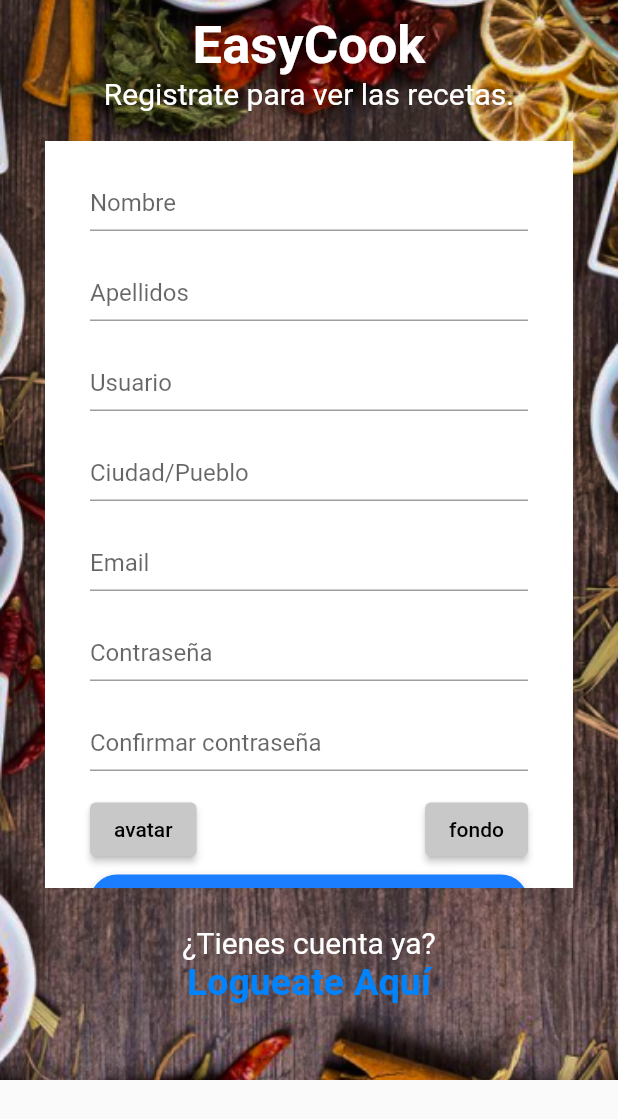
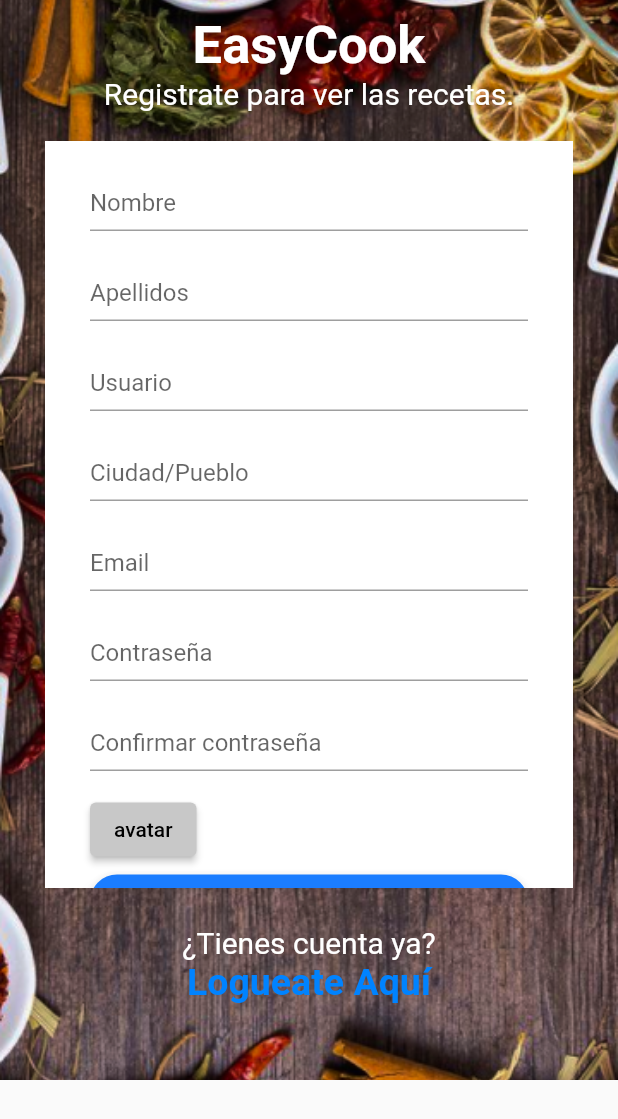
Before and after one commit to Ironwilly/ProyectoFinal, a Flutter app: the screen it shows after launch, on a phone screen of 412 x 824 dp. Shown: the top 1119 px of the screen. Run offline on Flutter 3.47's test engine with Material 2 defaults, Android fonts, the phone set to English and light mode, and no system bars; our stand-ins replace auto_size_text, bloc, equatable, file_picker, flutter_bloc, image_picker and 2 more.

Commit message:
Commit fondo borrado flutter

```diff
--- a/mobile/easycook_flutter/lib/bloc/register/bloc/register_bloc.dart
+++ b/mobile/easycook_flutter/lib/bloc/register/bloc/register_bloc.dart
@@ -18,8 +18,8 @@ class RegisterBloc extends Bloc<RegisterEvent, RegisterState> {
   void _doRegisterEvent(
       DoRegisterEvent event, Emitter<RegisterState> emit) async {
     try {
-      final loginResponse = await authRepository.register(
-          event.registerDto, event.avatar, event.fondo);
+      final loginResponse =
+          await authRepository.register(event.registerDto, event.avatar);
       emit(RegisterSuccessState(loginResponse));
       return;
     } on Exception catch (e) {
--- a/mobile/easycook_flutter/lib/bloc/register/bloc/register_event.dart
+++ b/mobile/easycook_flutter/lib/bloc/register/bloc/register_event.dart
@@ -10,7 +10,6 @@ abstract class RegisterEvent extends Equatable {
 class DoRegisterEvent extends RegisterEvent {
   final RegisterDto registerDto;
   final String avatar;
-  final String fondo;
 
-  const DoRegisterEvent(this.registerDto, this.avatar, this.fondo);
+  const DoRegisterEvent(this.registerDto, this.avatar);
 }
--- a/mobile/easycook_flutter/lib/models/register_response.dart
+++ b/mobile/easycook_flutter/lib/models/register_response.dart
@@ -5,7 +5,6 @@ class RegisterResponse {
     required this.nick,
     required this.email,
     required this.avatar,
-    required this.fondo,
     required this.rol,
   });
   late final String id;
@@ -13,7 +12,6 @@ class RegisterResponse {
   late final String nick;
   late final String email;
   late final String avatar;
-  late final String fondo;
   late final String rol;
 
   RegisterResponse.fromJson(Map<String, dynamic> json) {
@@ -22,7 +20,6 @@ class RegisterResponse {
     nick = json['nick'];
     email = json['email'];
     avatar = json['avatar'];
-    fondo = json['fondo'];
     rol = json['rol'];
   }
 
@@ -33,7 +30,6 @@ class RegisterResponse {
     _data['nick'] = nick;
     _data['email'] = email;
     _data['avatar'] = avatar;
-    _data['fondo'] = fondo;
     _data['rol'] = rol;
     return _data;
   }
--- a/mobile/easycook_flutter/lib/repository/auth_repository/auth_repository.dart
+++ b/mobile/easycook_flutter/lib/repository/auth_repository/auth_repository.dart
@@ -5,6 +5,5 @@ import 'package:easycook_flutter/models/register_response.dart';
 
 abstract class AuthRepository {
   Future<LoginResponse> login(LoginDto loginDto);
-  Future<RegisterResponse> register(
-      RegisterDto registerDto, String avatar, String fondo);
+  Future<RegisterResponse> register(RegisterDto registerDto, String avatar);
 }
--- a/mobile/easycook_flutter/lib/repository/auth_repository/auth_repository_imp.dart
+++ b/mobile/easycook_flutter/lib/repository/auth_repository/auth_repository_imp.dart
@@ -38,7 +38,7 @@ class AuthRepositoryImpl extends AuthRepository {
 
   @override
   Future<RegisterResponse> register(
-      RegisterDto registerDto, String avatar, String fondo) async {
+      RegisterDto registerDto, String avatar) async {
     Map<String, String> headers = {
       'Content-type': 'multipart/form-data',
       // 'Authorization': 'Bearer $token'
@@ -61,8 +61,6 @@ class AuthRepositoryImpl extends AuthRepository {
     request.fields['repetirPassword'] = registerDto.repetirPassword.toString();
     request.files.add(await http.MultipartFile.fromPath(
         'avatar', prefs.getString('avatar').toString()));
-    request.files.add(await http.MultipartFile.fromPath(
-        'fondo', prefs.getString('fondo').toString()));
 
     final response = await request.send();
 
--- a/mobile/easycook_flutter/lib/ui/screens/register.dart
+++ b/mobile/easycook_flutter/lib/ui/screens/register.dart
@@ -1,5 +1,5 @@
 import 'dart:io';
-import 'package:easycook_flutter/bloc/bloc/fondoimagen_bloc.dart';
+
 import 'package:easycook_flutter/bloc/image_bloc/bloc/image_bloc.dart';
 import 'package:easycook_flutter/bloc/register/bloc/register_bloc.dart';
 import 'package:easycook_flutter/models/register_dto.dart';
@@ -43,7 +43,6 @@ class _RegisterState extends State<Register> {
   late Future<SharedPreferences> _prefs;
   final String uploadUrl = 'http://10.0.2.2:8080/auth/register';
   String pathAvatar = "";
-  String pathFondo = "";
 
   @override
   void initState() {
@@ -68,16 +67,6 @@ class _RegisterState extends State<Register> {
               return RegisterBloc(authRepository);
             },
           ),
-          BlocProvider(
-            create: (context) {
-              return FondoimagenBloc();
-            },
-          ),
-          BlocProvider(
-            create: (context) {
-              return RegisterBloc(authRepository);
-            },
-          )
         ],
         child: _createBody(context),
       ),
@@ -123,7 +112,6 @@ class _RegisterState extends State<Register> {
       prefs.setString('token', late.email);
       prefs.setString('id', late.id);
       prefs.setString('avatar', late.avatar);
-      prefs.setString('fondo', late.fondo);
 
       Navigator.push(
         context,
@@ -348,57 +336,6 @@ class _RegisterState extends State<Register> {
                                           )));
                                 },
                               ),
-                              BlocConsumer<FondoimagenBloc, FondoimagenState>(
-                                listenWhen: (context, state) {
-                                  return state is FondoSelectedSuccessState;
-                                },
-                                listener: (context, state) {},
-                                buildWhen: (context, state) {
-                                  return state is FondoimagenState ||
-                                      state is FondoSelectedSuccessState;
-                                },
-                                builder: (context, state) {
-                                  if (state is FondoSelectedSuccessState) {
-                                    pathFondo = state.pickedFile.path;
-                                    print('PATH ${state.pickedFile.path}');
-                                    return Column(children: [
-                                      Image.file(
-                                        File(state.pickedFile.path),
-                                        height: 50,
-                                      ),
-                                      ElevatedButton(
-                                        style: ElevatedButton.styleFrom(
-                                            primary: Colors.red),
-                                        onPressed: () async {
-                                          SharedPreferences prefs =
-                                              await SharedPreferences
-                                                  .getInstance();
-                                          prefs.setString('fondo', pathFondo);
-                                        },
-                                        child: const Text('fondo'),
-                                      )
-                                    ]);
-                                  }
-                                  return Center(
-                                      child: ElevatedButton(
-                                          style: ElevatedButton.styleFrom(
-                                              primary: Color.fromRGBO(
-                                                  200, 200, 200, 1)),
-                                          onPressed: () {
-                                            BlocProvider.of<FondoimagenBloc>(
-                                                    context)
-                                                .add(
-                                                    const SelectFondoimagenEvent(
-                                                        ImageSource.gallery));
-                                          },
-                                          child: const Text(
-                                            'fondo',
-                                            style: TextStyle(
-                                                color:
-                                                    Color.fromRGBO(0, 0, 0, 1)),
-                                          )));
-                                },
-                              ),
                             ],
                           ),
                         ],
@@ -425,10 +362,6 @@ class _RegisterState extends State<Register> {
                             ScaffoldMessenger.of(context).showSnackBar(
                               const SnackBar(content: Text('Processing Data')),
                             );
-
-                            BlocProvider.of<RegisterBloc>(context).add(
-                                DoRegisterEvent(
-                                    registerDto, pathAvatar, pathFondo));
                           }
                         },
                         child: const Text('Registrar'),
```
